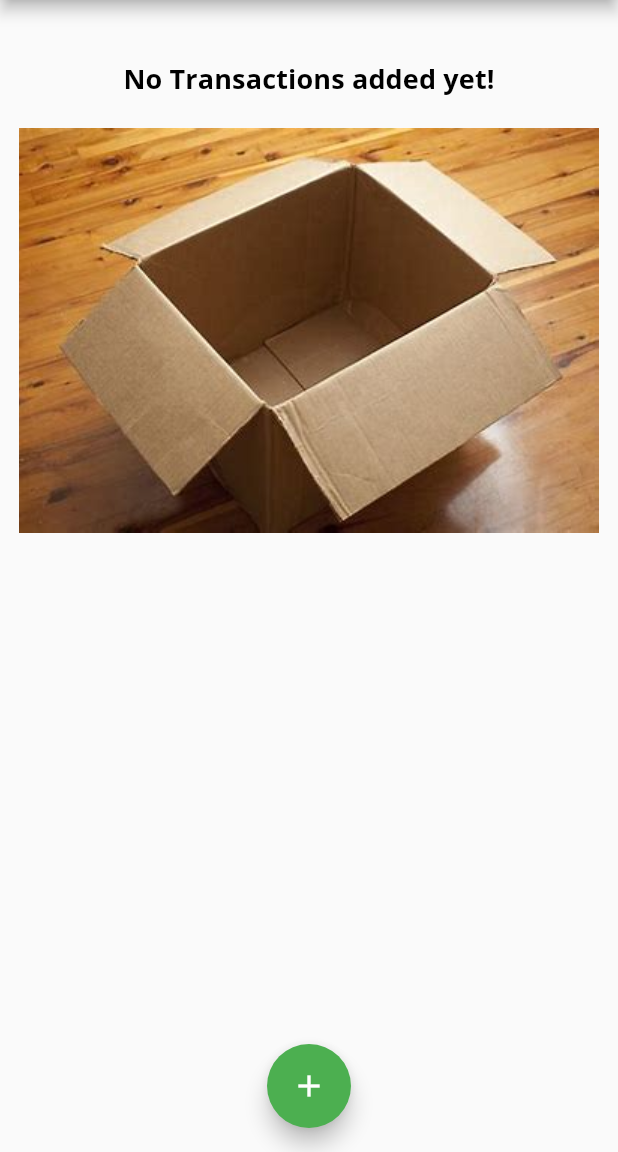
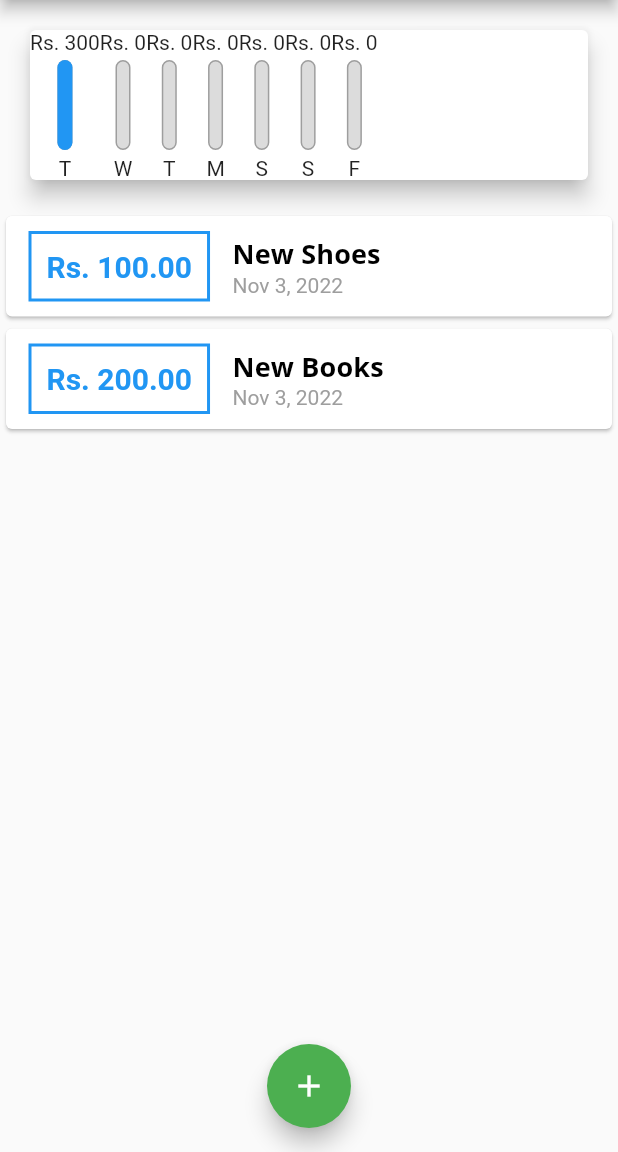
Before and after one commit to rghv932/flutter-personal-expenses-app, a Flutter app: the screen it shows after launch, on a phone screen of 412 x 824 dp, the part 84-1236 px from its top. Run offline on Flutter 3.47's test engine with Material 2 defaults, Android fonts, the phone set to English and light mode, and no system bars.

Commit message:
Chart-Bars Creation and Values passing

```diff
--- a/lib/main.dart
+++ b/lib/main.dart
@@ -52,10 +52,10 @@ class _MyHomePageState extends State<MyHomePage> {
   // String titleInput;
   // String amountInput;
   final List<Transaction> _userTransactions = [
-    // Transaction(
-    //     id: 't1', title: 'New Shoes', amount: 100, date: DateTime.now()),
-    // Transaction(
-    //     id: 't2', title: 'New Books', amount: 200, date: DateTime.now()),
+    Transaction(
+        id: 't1', title: 'New Shoes', amount: 100, date: DateTime.now()),
+    Transaction(
+        id: 't2', title: 'New Books', amount: 200, date: DateTime.now()),
   ];
 
   List<Transaction> get _recentTransactions {
--- a/lib/widgets/chart.dart
+++ b/lib/widgets/chart.dart
@@ -1,6 +1,7 @@
 import 'package:flutter/material.dart';
 import 'package:intl/intl.dart';
 
+import './chart_bar.dart';
 import '../models/transaction.dart';
 
 class Chart extends StatelessWidget {
@@ -20,9 +21,15 @@ class Chart extends StatelessWidget {
       }
 
       return {
-        'day': DateFormat.E().format(weekDay),
+        'day': DateFormat.E().format(weekDay).substring(0, 1),
         'amount': totalSum,
       };
+    });
+  }
+
+  double get totalSpending {
+    return groupedTransactionValues.fold(0.0, (sum, element) {
+      return sum + (element['amount'] as double);
     });
   }
 
@@ -34,7 +41,15 @@ class Chart extends StatelessWidget {
       elevation: 6,
       margin: EdgeInsets.all(20),
       child: Row(
-        children: <Widget>[],
+        children: groupedTransactionValues.map((data) {
+          return ChartBar(
+            (data['day'] as String),
+            (data['amount'] as double),
+            totalSpending == 0.0
+                ? 0.0
+                : (data['amount'] as double) / totalSpending,
+          );
+        }).toList(),
       ),
     );
   }
--- /dev/null
+++ b/lib/widgets/chart_bar.dart
@@ -0,0 +1,49 @@
+import 'package:flutter/material.dart';
+
+class ChartBar extends StatelessWidget {
+  final String label;
+  final double spendingAmount;
+  final double spendingPctOfTotal;
+
+  const ChartBar(this.label, this.spendingAmount, this.spendingPctOfTotal,
+      {super.key});
+
+  @override
+  Widget build(BuildContext context) {
+    return Column(
+      children: <Widget>[
+        Text('Rs. ${spendingAmount.toStringAsFixed(0)}'),
+        SizedBox(height: 4),
+        Container(
+          height: 60,
+          width: 10,
+          child: Stack(
+            children: <Widget>[
+              Container(
+                decoration: BoxDecoration(
+                  border: Border.all(
+                    color: Colors.grey,
+                    width: 1,
+                  ),
+                  color: Color.fromRGBO(220, 220, 220, 1),
+                  borderRadius: BorderRadius.circular(10),
+                ),
+              ),
+              FractionallySizedBox(
+                heightFactor: spendingPctOfTotal,
+                child: Container(
+                  decoration: BoxDecoration(
+                    color: Theme.of(context).primaryColor,
+                    borderRadius: BorderRadius.circular(10),
+                  ),
+                ),
+              ),
+            ],
+          ),
+        ),
+        SizedBox(height: 4),
+        Text(label),
+      ],
+    );
+  }
+}
```
